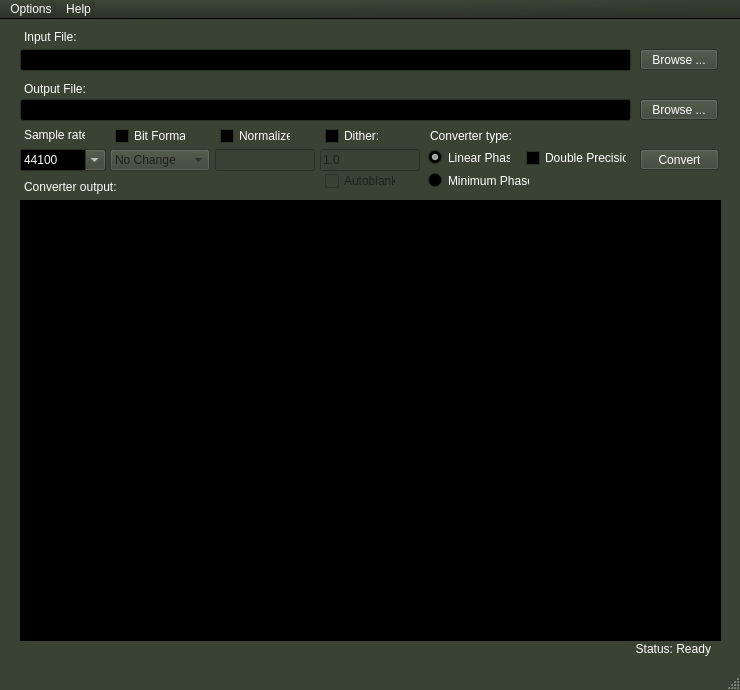
Old version of the form ferocious/mainwindow.ui in the repository jniemann66/ferocious.
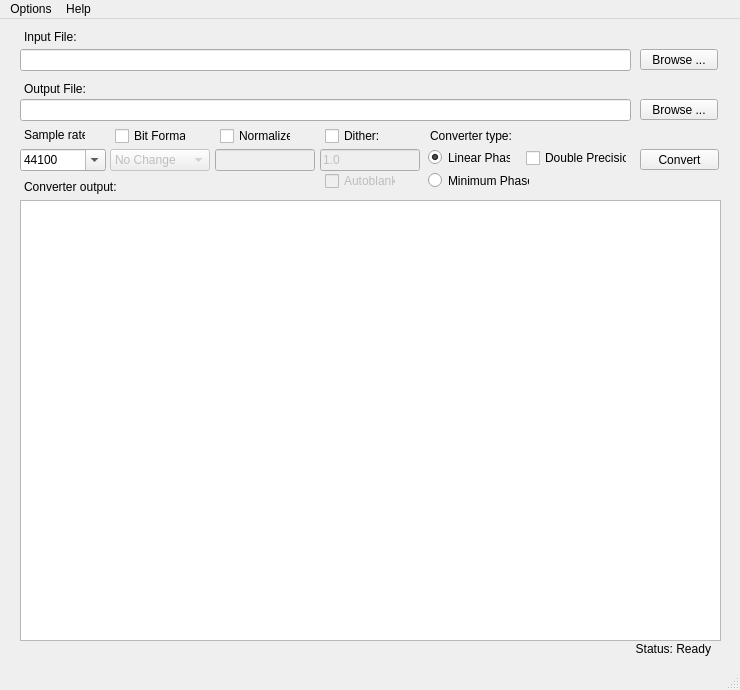
New version of the form. Icons and pictures are not drawn. Custom widgets are drawn as their Qt base class.

Commit message: changes to ui form attributes

Patch:
```diff
--- a/ferocious/mainwindow.ui
+++ b/ferocious/mainwindow.ui
@@ -16,421 +16,6 @@
     <verstretch>0</verstretch>
    </sizepolicy>
   </property>
-  <property name="palette">
-   <palette>
-    <active>
-     <colorrole role="WindowText">
-      <brush brushstyle="SolidPattern">
-       <color alpha="255">
-        <red>255</red>
-        <green>255</green>
-        <blue>255</blue>
-       </color>
-      </brush>
-     </colorrole>
-     <colorrole role="Button">
-      <brush brushstyle="SolidPattern">
-       <color alpha="255">
-        <red>58</red>
-        <green>66</green>
-        <blue>52</blue>
-       </color>
-      </brush>
-     </colorrole>
-     <colorrole role="Light">
-      <brush brushstyle="SolidPattern">
-       <color alpha="255">
-        <red>87</red>
-        <green>99</green>
-        <blue>78</blue>
-       </color>
-      </brush>
-     </colorrole>
-     <colorrole role="Midlight">
-      <brush brushstyle="SolidPattern">
-       <color alpha="255">
-        <red>72</red>
-        <green>82</green>
-        <blue>65</blue>
-       </color>
-      </brush>
-     </colorrole>
-     <colorrole role="Dark">
-      <brush brushstyle="SolidPattern">
-       <color alpha="255">
-        <red>29</red>
-        <green>33</green>
-        <blue>26</blue>
-       </color>
-      </brush>
-     </colorrole>
-     <colorrole role="Mid">
-      <brush brushstyle="SolidPattern">
-       <color alpha="255">
-        <red>38</red>
-        <green>44</green>
-        <blue>34</blue>
-       </color>
-      </brush>
-     </colorrole>
-     <colorrole role="Text">
-      <brush brushstyle="SolidPattern">
-       <color alpha="255">
-        <red>255</red>
-        <green>255</green>
-        <blue>255</blue>
-       </color>
-      </brush>
-     </colorrole>
-     <colorrole role="BrightText">
-      <brush brushstyle="SolidPattern">
-       <color alpha="255">
-        <red>255</red>
-        <green>255</green>
-        <blue>255</blue>
-       </color>
-      </brush>
-     </colorrole>
-     <colorrole role="ButtonText">
-      <brush brushstyle="SolidPattern">
-       <color alpha="255">
-        <red>255</red>
-        <green>255</green>
-        <blue>255</blue>
-       </color>
-      </brush>
-     </colorrole>
-     <colorrole role="Base">
-      <brush brushstyle="SolidPattern">
-       <color alpha="255">
-        <red>0</red>
-        <green>0</green>
-        <blue>0</blue>
-       </color>
-      </brush>
-     </colorrole>
-     <colorrole role="Window">
-      <brush brushstyle="SolidPattern">
-       <color alpha="255">
-        <red>58</red>
-        <green>66</green>
-        <blue>52</blue>
-       </color>
-      </brush>
-     </colorrole>
-     <colorrole role="Shadow">
-      <brush brushstyle="SolidPattern">
-       <color alpha="255">
-        <red>0</red>
-        <green>0</green>
-        <blue>0</blue>
-       </color>
-      </brush>
-     </colorrole>
-     <colorrole role="AlternateBase">
-      <brush brushstyle="SolidPattern">
-       <color alpha="255">
-        <red>29</red>
-        <green>33</green>
-        <blue>26</blue>
-       </color>
-      </brush>
-     </colorrole>
-     <colorrole role="ToolTipBase">
-      <brush brushstyle="SolidPattern">
-       <color alpha="255">
-        <red>255</red>
-        <green>255</green>
-        <blue>220</blue>
-       </color>
-      </brush>
-     </colorrole>
-     <colorrole role="ToolTipText">
-      <brush brushstyle="SolidPattern">
-       <color alpha="255">
-        <red>0</red>
-        <green>0</green>
-        <blue>0</blue>
-       </color>
-      </brush>
-     </colorrole>
-    </active>
-    <inactive>
-     <colorrole role="WindowText">
-      <brush brushstyle="SolidPattern">
-       <color alpha="255">
-        <red>255</red>
-        <green>255</green>
-        <blue>255</blue>
-       </color>
-      </brush>
-     </colorrole>
-     <colorrole role="Button">
-      <brush brushstyle="SolidPattern">
-       <color alpha="255">
-        <red>58</red>
-        <green>66</green>
-        <blue>52</blue>
-       </color>
-      </brush>
-     </colorrole>
-     <colorrole role="Light">
-      <brush brushstyle="SolidPattern">
-       <color alpha="255">
-        <red>87</red>
-        <green>99</green>
-        <blue>78</blue>
-       </color>
-      </brush>
-     </colorrole>
-     <colorrole role="Midlight">
-      <brush brushstyle="SolidPattern">
-       <color alpha="255">
-        <red>72</red>
-        <green>82</green>
-        <blue>65</blue>
-       </color>
-      </brush>
-     </colorrole>
-     <colorrole role="Dark">
-      <brush brushstyle="SolidPattern">
-       <color alpha="255">
-        <red>29</red>
-        <green>33</green>
-        <blue>26</blue>
-       </color>
-      </brush>
-     </colorrole>
-     <colorrole role="Mid">
-      <brush brushstyle="SolidPattern">
-       <color alpha="255">
-        <red>38</red>
-        <green>44</green>
-        <blue>34</blue>
-       </color>
-      </brush>
-     </colorrole>
-     <colorrole role="Text">
-      <brush brushstyle="SolidPattern">
-       <color alpha="255">
-        <red>255</red>
-        <green>255</green>
-        <blue>255</blue>
-       </color>
-      </brush>
-     </colorrole>
-     <colorrole role="BrightText">
-      <brush brushstyle="SolidPattern">
-       <color alpha="255">
-        <red>255</red>
-        <green>255</green>
-        <blue>255</blue>
-       </color>
-      </brush>
-     </colorrole>
-     <colorrole role="ButtonText">
-      <brush brushstyle="SolidPattern">
-       <color alpha="255">
-        <red>255</red>
-        <green>255</green>
-        <blue>255</blue>
-       </color>
-      </brush>
-     </colorrole>
-     <colorrole role="Base">
-      <brush brushstyle="SolidPattern">
-       <color alpha="255">
-        <red>0</red>
-        <green>0</green>
-        <blue>0</blue>
-       </color>
-      </brush>
-     </colorrole>
-     <colorrole role="Window">
-      <brush brushstyle="SolidPattern">
-       <color alpha="255">
-        <red>58</red>
-        <green>66</green>
-        <blue>52</blue>
-       </color>
-      </brush>
-     </colorrole>
-     <colorrole role="Shadow">
-      <brush brushstyle="SolidPattern">
-       <color alpha="255">
-        <red>0</red>
-        <green>0</green>
-        <blue>0</blue>
-       </color>
-      </brush>
-     </colorrole>
-     <colorrole role="AlternateBase">
-      <brush brushstyle="SolidPattern">
-       <color alpha="255">
-        <red>29</red>
-        <green>33</green>
-        <blue>26</blue>
-       </color>
-      </brush>
-     </colorrole>
-     <colorrole role="ToolTipBase">
-      <brush brushstyle="SolidPattern">
-       <color alpha="255">
-        <red>255</red>
-        <green>255</green>
-        <blue>220</blue>
-       </color>
-      </brush>
-     </colorrole>
-     <colorrole role="ToolTipText">
-      <brush brushstyle="SolidPattern">
-       <color alpha="255">
-        <red>0</red>
-        <green>0</green>
-        <blue>0</blue>
-       </color>
-      </brush>
-     </colorrole>
-    </inactive>
-    <disabled>
-     <colorrole role="WindowText">
-      <brush brushstyle="SolidPattern">
-       <color alpha="255">
-        <red>29</red>
-        <green>33</green>
-        <blue>26</blue>
-       </color>
-      </brush>
-     </colorrole>
-     <colorrole role="Button">
-      <brush brushstyle="SolidPattern">
-       <color alpha="255">
-        <red>58</red>
-        <green>66</green>
-        <blue>52</blue>
-       </color>
-      </brush>
-     </colorrole>
-     <colorrole role="Light">
-      <brush brushstyle="SolidPattern">
-       <color alpha="255">
-        <red>87</red>
-        <green>99</green>
-        <blue>78</blue>
-       </color>
-      </brush>
-     </colorrole>
-     <colorrole role="Midlight">
-      <brush brushstyle="SolidPattern">
-       <color alpha="255">
-        <red>72</red>
-        <green>82</green>
-        <blue>65</blue>
-       </color>
-      </brush>
-     </colorrole>
-     <colorrole role="Dark">
-      <brush brushstyle="SolidPattern">
-       <color alpha="255">
-        <red>29</red>
-        <green>33</green>
-        <blue>26</blue>
-       </color>
-      </brush>
-     </colorrole>
-     <colorrole role="Mid">
-      <brush brushstyle="SolidPattern">
-       <color alpha="255">
-        <red>38</red>
-        <green>44</green>
-        <blue>34</blue>
-       </color>
-      </brush>
-     </colorrole>
-     <colorrole role="Text">
-      <brush brushstyle="SolidPattern">
-       <color alpha="255">
-        <red>29</red>
-        <green>33</green>
-        <blue>26</blue>
-       </color>
-      </brush>
-     </colorrole>
-     <colorrole role="BrightText">
-      <brush brushstyle="SolidPattern">
-       <color alpha="255">
-        <red>255</red>
-        <green>255</green>
-        <blue>255</blue>
-       </color>
-      </brush>
-     </colorrole>
-     <colorrole role="ButtonText">
-      <brush brushstyle="SolidPattern">
-       <color alpha="255">
-        <red>29</red>
-        <green>33</green>
-        <blue>26</blue>
-       </color>
-      </brush>
-     </colorrole>
-     <colorrole role="Base">
-      <brush brushstyle="SolidPattern">
-       <color alpha="255">
-        <red>58</red>
-        <green>66</green>
-        <blue>52</blue>
-       </color>
-      </brush>
-     </colorrole>
-     <colorrole role="Window">
-      <brush brushstyle="SolidPattern">
-       <color alpha="255">
-        <red>58</red>
-        <green>66</green>
-        <blue>52</blue>
-       </color>
-      </brush>
-     </colorrole>
-     <colorrole role="Shadow">
-      <brush brushstyle="SolidPattern">
-       <color alpha="255">
-        <red>0</red>
-        <green>0</green>
-        <blue>0</blue>
-       </color>
-      </brush>
-     </colorrole>
-     <colorrole role="AlternateBase">
-      <brush brushstyle="SolidPattern">
-       <color alpha="255">
-        <red>58</red>
-        <green>66</green>
-        <blue>52</blue>
-       </color>
-      </brush>
-     </colorrole>
-     <colorrole role="ToolTipBase">
-      <brush brushstyle="SolidPattern">
-       <color alpha="255">
-        <red>255</red>
-        <green>255</green>
-        <blue>220</blue>
-       </color>
-      </brush>
-     </colorrole>
-     <colorrole role="ToolTipText">
-      <brush brushstyle="SolidPattern">
-       <color alpha="255">
-        <red>0</red>
-        <green>0</green>
-        <blue>0</blue>
-       </color>
-      </brush>
-     </colorrole>
-    </disabled>
-   </palette>
-  </property>
   <property name="font">
    <font>
     <weight>50</weight>
@@ -846,232 +431,6 @@
       <verstretch>0</verstretch>
      </sizepolicy>
     </property>
-    <property name="palette">
-     <palette>
-      <active>
-       <colorrole role="WindowText">
-        <brush brushstyle="SolidPattern">
-         <color alpha="255">
-          <red>112</red>
-          <green>224</green>
-          <blue>26</blue>
-         </color>
-        </brush>
-       </colorrole>
-       <colorrole role="Button">
-        <brush brushstyle="SolidPattern">
-         <color alpha="255">
-          <red>0</red>
-          <green>0</green>
-          <blue>0</blue>
-         </color>
-        </brush>
-       </colorrole>
-       <colorrole role="Text">
-        <brush brushstyle="SolidPattern">
-         <color alpha="255">
-          <red>112</red>
-          <green>224</green>
-          <blue>26</blue>
-         </color>
-        </brush>
-       </colorrole>
-       <colorrole role="ButtonText">
-        <brush brushstyle="SolidPattern">
-         <color alpha="255">
-          <red>112</red>
-          <green>224</green>
-          <blue>26</blue>
-         </color>
-        </brush>
-       </colorrole>
-       <colorrole role="Base">
-        <brush brushstyle="SolidPattern">
-         <color alpha="255">
-          <red>0</red>
-          <green>0</green>
-          <blue>0</blue>
-         </color>
-        </brush>
-       </colorrole>
-       <colorrole role="Window">
-        <brush brushstyle="SolidPattern">
-         <color alpha="255">
-          <red>0</red>
-          <green>0</green>
-          <blue>0</blue>
-         </color>
-        </brush>
-       </colorrole>
-       <colorrole role="Highlight">
-        <brush brushstyle="SolidPattern">
-         <color alpha="255">
-          <red>0</red>
-          <green>0</green>
-          <blue>127</blue>
-         </color>
-        </brush>
-       </colorrole>
-       <colorrole role="HighlightedText">
-        <brush brushstyle="SolidPattern">
-         <color alpha="255">
-          <red>255</red>
-          <green>255</green>
-          <blue>255</blue>
-         </color>
-        </brush>
-       </colorrole>
-      </active>
-      <inactive>
-       <colorrole role="WindowText">
-        <brush brushstyle="SolidPattern">
-         <color alpha="255">
-          <red>112</red>
-          <green>224</green>
-          <blue>26</blue>
-         </color>
-        </brush>
-       </colorrole>
-       <colorrole role="Button">
-        <brush brushstyle="SolidPattern">
-         <color alpha="255">
-          <red>0</red>
-          <green>0</green>
-          <blue>0</blue>
-         </color>
-        </brush>
-       </colorrole>
-       <colorrole role="Text">
-        <brush brushstyle="SolidPattern">
-         <color alpha="255">
-          <red>112</red>
-          <green>224</green>
-          <blue>26</blue>
-         </color>
-        </brush>
-       </colorrole>
-       <colorrole role="ButtonText">
-        <brush brushstyle="SolidPattern">
-         <color alpha="255">
-          <red>112</red>
-          <green>224</green>
-          <blue>26</blue>
-         </color>
-        </brush>
-       </colorrole>
-       <colorrole role="Base">
-        <brush brushstyle="SolidPattern">
-         <color alpha="255">
-          <red>0</red>
-          <green>0</green>
-          <blue>0</blue>
-         </color>
-        </brush>
-       </colorrole>
-       <colorrole role="Window">
-        <brush brushstyle="SolidPattern">
-         <color alpha="255">
-          <red>0</red>
-          <green>0</green>
-          <blue>0</blue>
-         </color>
-        </brush>
-       </colorrole>
-       <colorrole role="Highlight">
-        <brush brushstyle="SolidPattern">
-         <color alpha="255">
-          <red>0</red>
-          <green>0</green>
-          <blue>127</blue>
-         </color>
-        </brush>
-       </colorrole>
-       <colorrole role="HighlightedText">
-        <brush brushstyle="SolidPattern">
-         <color alpha="255">
-          <red>255</red>
-          <green>255</green>
-          <blue>255</blue>
-         </color>
-        </brush>
-       </colorrole>
-      </inactive>
-      <disabled>
-       <colorrole role="WindowText">
-        <brush brushstyle="SolidPattern">
-         <color alpha="255">
-          <red>112</red>
-          <green>224</green>
-          <blue>26</blue>
-         </color>
-        </brush>
-       </colorrole>
-       <colorrole role="Button">
-        <brush brushstyle="SolidPattern">
-         <color alpha="255">
-          <red>0</red>
-          <green>0</green>
-          <blue>0</blue>
-         </color>
-        </brush>
-       </colorrole>
-       <colorrole role="Text">
-        <brush brushstyle="SolidPattern">
-         <color alpha="255">
-          <red>112</red>
-          <green>224</green>
-          <blue>26</blue>
-         </color>
-        </brush>
-       </colorrole>
-       <colorrole role="ButtonText">
-        <brush brushstyle="SolidPattern">
-         <color alpha="255">
-          <red>112</red>
-          <green>224</green>
-          <blue>26</blue>
-         </color>
-        </brush>
-       </colorrole>
-       <colorrole role="Base">
-        <brush brushstyle="SolidPattern">
-         <color alpha="255">
-          <red>0</red>
-          <green>0</green>
-          <blue>0</blue>
-         </color>
-        </brush>
-       </colorrole>
-       <colorrole role="Window">
-        <brush brushstyle="SolidPattern">
-         <color alpha="255">
-          <red>0</red>
-          <green>0</green>
-          <blue>0</blue>
-         </color>
-        </brush>
-       </colorrole>
-       <colorrole role="Highlight">
-        <brush brushstyle="SolidPattern">
-         <color alpha="255">
-          <red>0</red>
-          <green>0</green>
-          <blue>127</blue>
-         </color>
-        </brush>
-       </colorrole>
-       <colorrole role="HighlightedText">
-        <brush brushstyle="SolidPattern">
-         <color alpha="255">
-          <red>255</red>
-          <green>255</green>
-          <blue>255</blue>
-         </color>
-        </brush>
-       </colorrole>
-      </disabled>
-     </palette>
-    </property>
     <property name="font">
      <font>
       <stylestrategy>PreferAntialias</stylestrategy>
@@ -1283,277 +642,6 @@
      <height>21</height>
     </rect>
    </property>
-   <property name="palette">
-    <palette>
-     <active>
-      <colorrole role="WindowText">
-       <brush brushstyle="SolidPattern">
-        <color alpha="255">
-         <red>255</red>
-         <green>255</green>
-         <blue>255</blue>
-        </color>
-       </brush>
-      </colorrole>
-      <colorrole role="Button">
-       <brush brushstyle="RadialGradientPattern">
-        <gradient centralx="0.300000000000000" centraly="-0.400000000000000" focalx="0.300000000000000" focaly="-0.400000000000000" radius="1.350000000000000" type="RadialGradient" spread="PadSpread" coordinatemode="ObjectBoundingMode">
-         <gradientstop position="0.000000000000000">
-          <color alpha="255">
-           <red>70</red>
-           <green>80</green>
-           <blue>63</blue>
-          </color>
-         </gradientstop>
-         <gradientstop position="1.000000000000000">
-          <color alpha="255">
-           <red>45</red>
-           <green>51</green>
-           <blue>40</blue>
-          </color>
-         </gradientstop>
-        </gradient>
-       </brush>
-      </colorrole>
-      <colorrole role="Text">
-       <brush brushstyle="SolidPattern">
-        <color alpha="255">
-         <red>255</red>
-         <green>255</green>
-         <blue>255</blue>
-        </color>
-       </brush>
-      </colorrole>
-      <colorrole role="ButtonText">
-       <brush brushstyle="SolidPattern">
-        <color alpha="255">
-         <red>255</red>
-         <green>255</green>
-         <blue>255</blue>
-        </color>
-       </brush>
-      </colorrole>
-      <colorrole role="Base">
-       <brush brushstyle="RadialGradientPattern">
-        <gradient centralx="0.300000000000000" centraly="-0.400000000000000" focalx="0.300000000000000" focaly="-0.400000000000000" radius="1.350000000000000" type="RadialGradient" spread="PadSpread" coordinatemode="ObjectBoundingMode">
-         <gradientstop position="0.000000000000000">
-          <color alpha="255">
-           <red>70</red>
-           <green>80</green>
-           <blue>63</blue>
-          </color>
-         </gradientstop>
-         <gradientstop position="1.000000000000000">
-          <color alpha="255">
-           <red>45</red>
-           <green>51</green>
-           <blue>40</blue>
-          </color>
-         </gradientstop>
-        </gradient>
-       </brush>
-      </colorrole>
-      <colorrole role="Window">
-       <brush brushstyle="RadialGradientPattern">
-        <gradient centralx="0.300000000000000" centraly="-0.400000000000000" focalx="0.300000000000000" focaly="-0.400000000000000" radius="1.350000000000000" type="RadialGradient" spread="PadSpread" coordinatemode="ObjectBoundingMode">
-         <gradientstop position="0.000000000000000">
-          <color alpha="255">
-           <red>70</red>
-           <green>80</green>
-           <blue>63</blue>
-          </color>
-         </gradientstop>
-         <gradientstop position="1.000000000000000">
-          <color alpha="255">
-           <red>45</red>
-           <green>51</green>
-           <blue>40</blue>
-          </color>
-         </gradientstop>
-        </gradient>
-       </brush>
-      </colorrole>
-     </active>
-     <inactive>
-      <colorrole role="WindowText">
-       <brush brushstyle="SolidPattern">
-        <color alpha="255">
-         <red>255</red>
-         <green>255</green>
-         <blue>255</blue>
-        </color>
-       </brush>
-      </colorrole>
-      <colorrole role="Button">
-       <brush brushstyle="RadialGradientPattern">
-        <gradient centralx="0.300000000000000" centraly="-0.400000000000000" focalx="0.300000000000000" focaly="-0.400000000000000" radius="1.350000000000000" type="RadialGradient" spread="PadSpread" coordinatemode="ObjectBoundingMode">
-         <gradientstop position="0.000000000000000">
-          <color alpha="255">
-           <red>70</red>
-           <green>80</green>
-           <blue>63</blue>
-          </color>
-         </gradientstop>
-         <gradientstop position="1.000000000000000">
-          <color alpha="255">
-           <red>45</red>
-           <green>51</green>
-           <blue>40</blue>
-          </color>
-         </gradientstop>
-        </gradient>
-       </brush>
-      </colorrole>
-      <colorrole role="Text">
-       <brush brushstyle="SolidPattern">
-        <color alpha="255">
-         <red>255</red>
-         <green>255</green>
-         <blue>255</blue>
-        </color>
-       </brush>
-      </colorrole>
-      <colorrole role="ButtonText">
-       <brush brushstyle="SolidPattern">
-        <color alpha="255">
-         <red>255</red>
-         <green>255</green>
-         <blue>255</blue>
-        </color>
-       </brush>
-      </colorrole>
-      <colorrole role="Base">
-       <brush brushstyle="RadialGradientPattern">
-        <gradient centralx="0.300000000000000" centraly="-0.400000000000000" focalx="0.300000000000000" focaly="-0.400000000000000" radius="1.350000000000000" type="RadialGradient" spread="PadSpread" coordinatemode="ObjectBoundingMode">
-         <gradientstop position="0.000000000000000">
-          <color alpha="255">
-           <red>70</red>
-           <green>80</green>
-           <blue>63</blue>
-          </color>
-         </gradientstop>
-         <gradientstop position="1.000000000000000">
-          <color alpha="255">
-           <red>45</red>
-           <green>51</green>
-           <blue>40</blue>
-          </color>
-         </gradientstop>
-        </gradient>
-       </brush>
-      </colorrole>
-      <colorrole role="Window">
-       <brush brushstyle="RadialGradientPattern">
-        <gradient centralx="0.300000000000000" centraly="-0.400000000000000" focalx="0.300000000000000" focaly="-0.400000000000000" radius="1.350000000000000" type="RadialGradient" spread="PadSpread" coordinatemode="ObjectBoundingMode">
-         <gradientstop position="0.000000000000000">
-          <color alpha="255">
-           <red>70</red>
-           <green>80</green>
-           <blue>63</blue>
-          </color>
-         </gradientstop>
-         <gradientstop position="1.000000000000000">
-          <color alpha="255">
-           <red>45</red>
-           <green>51</green>
-           <blue>40</blue>
-          </color>
-         </gradientstop>
-        </gradient>
-       </brush>
-      </colorrole>
-     </inactive>
-     <disabled>
-      <colorrole role="WindowText">
-       <brush brushstyle="SolidPattern">
-        <color alpha="255">
-         <red>255</red>
-         <green>255</green>
-         <blue>255</blue>
-        </color>
-       </brush>
-      </colorrole>
-      <colorrole role="Button">
-       <brush brushstyle="RadialGradientPattern">
-        <gradient centralx="0.300000000000000" centraly="-0.400000000000000" focalx="0.300000000000000" focaly="-0.400000000000000" radius="1.350000000000000" type="RadialGradient" spread="PadSpread" coordinatemode="ObjectBoundingMode">
-         <gradientstop position="0.000000000000000">
-          <color alpha="255">
-           <red>70</red>
-           <green>80</green>
-           <blue>63</blue>
-          </color>
-         </gradientstop>
-         <gradientstop position="1.000000000000000">
-          <color alpha="255">
-           <red>45</red>
-           <green>51</green>
-           <blue>40</blue>
-          </color>
-         </gradientstop>
-        </gradient>
-       </brush>
-      </colorrole>
-      <colorrole role="Text">
-       <brush brushstyle="SolidPattern">
-        <color alpha="255">
-         <red>255</red>
-         <green>255</green>
-         <blue>255</blue>
-        </color>
-       </brush>
-      </colorrole>
-      <colorrole role="ButtonText">
-       <brush brushstyle="SolidPattern">
-        <color alpha="255">
-         <red>255</red>
-         <green>255</green>
-         <blue>255</blue>
-        </color>
-       </brush>
-      </colorrole>
-      <colorrole role="Base">
-       <brush brushstyle="RadialGradientPattern">
-        <gradient centralx="0.300000000000000" centraly="-0.400000000000000" focalx="0.300000000000000" focaly="-0.400000000000000" radius="1.350000000000000" type="RadialGradient" spread="PadSpread" coordinatemode="ObjectBoundingMode">
-         <gradientstop position="0.000000000000000">
-          <color alpha="255">
-           <red>70</red>
-           <green>80</green>
-           <blue>63</blue>
-          </color>
-         </gradientstop>
-         <gradientstop position="1.000000000000000">
-          <color alpha="255">
-           <red>45</red>
-           <green>51</green>
-           <blue>40</blue>
-          </color>
-         </gradientstop>
-        </gradient>
-       </brush>
-      </colorrole>
-      <colorrole role="Window">
-       <brush brushstyle="RadialGradientPattern">
-        <gradient centralx="0.300000000000000" centraly="-0.400000000000000" focalx="0.300000000000000" focaly="-0.400000000000000" radius="1.350000000000000" type="RadialGradient" spread="PadSpread" coordinatemode="ObjectBoundingMode">
-         <gradientstop position="0.000000000000000">
-          <color alpha="255">
-           <red>70</red>
-           <green>80</green>
-           <blue>63</blue>
-          </color>
-         </gradientstop>
-         <gradientstop position="1.000000000000000">
-          <color alpha="255">
-           <red>45</red>
-           <green>51</green>
-           <blue>40</blue>
-          </color>
-         </gradientstop>
-        </gradient>
-       </brush>
-      </colorrole>
-     </disabled>
-    </palette>
-   </property>
    <property name="font">
     <font>
      <stylestrategy>PreferAntialias</stylestrategy>
```
The commit also changes 3 other files.
